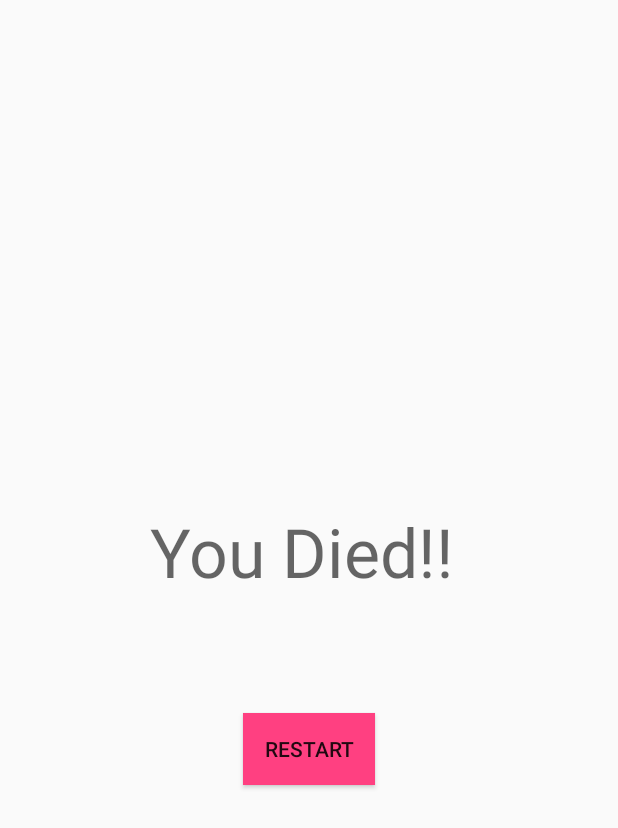
After one commit to sher222/ActsProject, an Android app: the layout activity_died.xml on its own in the app's theme, with its tools: preview values and no code run, on a phone screen of 412 x 824 dp. The commit adds this screen. Shown: the top 828 px of the screen. Run offline under Robolectric (Android 15) with nearby library versions, the phone set to English and light mode, and no system bars.

Commit message:
Added diedActivity

```diff
--- a/app/src/main/AndroidManifest.xml
+++ b/app/src/main/AndroidManifest.xml
@@ -15,6 +15,7 @@
         </intent-filter>
     </activity>
     <activity android:name=".CorrectActivity" />
+    <activity android:name=".DiedActivity"/>
     <activity android:name=".WrongActivity" />
     <activity android:name=".MapActivity" />
     <activity android:name=".displayComics" android:label="@string/title_activity_comics"
--- /dev/null
+++ b/app/src/main/res/layout/activity_died.xml
@@ -0,0 +1,39 @@
+<?xml version="1.0" encoding="utf-8"?>
+<android.support.constraint.ConstraintLayout xmlns:android="http://schemas.android.com/apk/res/android"
+    xmlns:app="http://schemas.android.com/apk/res-auto"
+    xmlns:tools="http://schemas.android.com/tools"
+    android:layout_width="match_parent"
+    android:layout_height="match_parent"
+    tools:context="com.rfproductions.acts_project.WinActivity">
+
+    <TextView
+        android:id="@+id/textView2"
+        android:layout_width="212dp"
+        android:layout_height="149dp"
+        android:layout_marginBottom="8dp"
+        android:layout_marginEnd="8dp"
+        android:layout_marginStart="8dp"
+        android:layout_marginTop="8dp"
+        android:text="You Died!!"
+        android:textAppearance="@style/TextAppearance.AppCompat.Display2"
+        app:layout_constraintBottom_toBottomOf="parent"
+        app:layout_constraintEnd_toEndOf="parent"
+        app:layout_constraintStart_toStartOf="parent"
+        app:layout_constraintTop_toTopOf="parent" />
+
+    <Button
+        android:id="@+id/button4"
+        android:layout_width="wrap_content"
+        android:layout_height="wrap_content"
+        android:layout_marginBottom="8dp"
+        android:layout_marginEnd="8dp"
+        android:layout_marginStart="8dp"
+        android:layout_marginTop="8dp"
+        android:background="@color/colorAccent"
+        android:text="Restart"
+        app:layout_constraintBottom_toBottomOf="parent"
+        app:layout_constraintEnd_toEndOf="parent"
+        app:layout_constraintStart_toStartOf="parent"
+        app:layout_constraintTop_toTopOf="parent"
+        app:layout_constraintVertical_bias="0.615" />
+</android.support.constraint.ConstraintLayout>
--- a/app/src/main/res/values/colors.xml
+++ b/app/src/main/res/values/colors.xml
@@ -2,7 +2,7 @@
 <resources>
     <color name="colorPrimary">#3F51B5</color>
     <color name="colorPrimaryDark">#303F9F</color>
-    <color name="colorAccent">#FF4081</color>
+    <color name="colorAccent">#ff4081</color>
     <color name="sky_blue">#a6dff0</color>
     <color name="bluish">#a6dff0</color>
 </resources>
```
Also changed, not shown: app/src/main/java/com/rfproductions/acts_project/DiedActivity.java (added, +31 -0 lines), app/src/main/java/com/rfproductions/acts_project/WrongActivity.java (+6 -5 lines).
